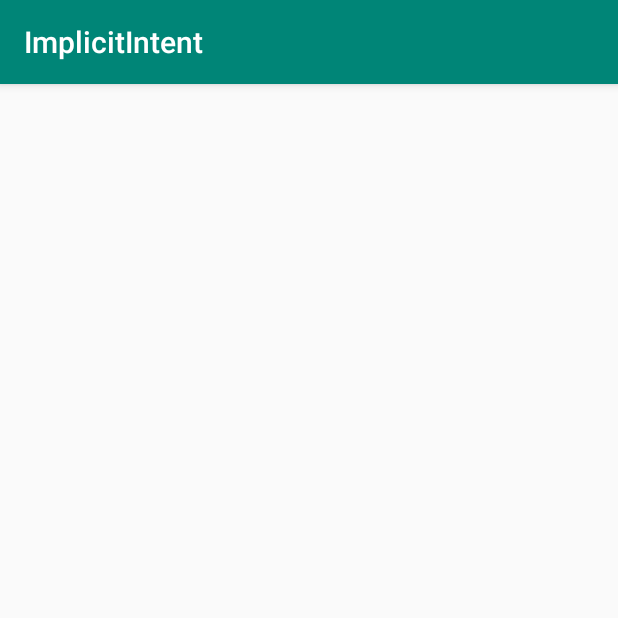
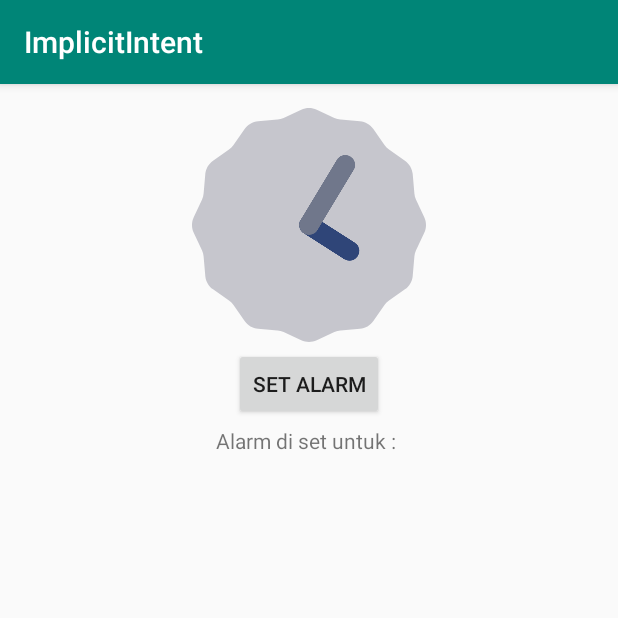
Before and after one commit to intan318/Implicit-Intent, an Android app: the AlarmActivity screen opened directly, with no data from a screen before it, on a phone screen of 412 x 824 dp, the top half of it. Run offline under Robolectric (Android 15) with nearby library versions, the phone set to English and light mode, and no system bars; our stand-ins replace ButterKnife.

Commit message:
added intent for alarm

```diff
--- a/app/src/main/AndroidManifest.xml
+++ b/app/src/main/AndroidManifest.xml
@@ -6,6 +6,7 @@
     <uses-permission android:name="android.permission.ACCESS_NOTIFICATION_POLICY"/>
     <uses-permission android:name="android.permission.ACCESS_WIFI_STATE"/>
     <uses-permission android:name="android.permission.CHANGE_WIFI_STATE"/>
+    <uses-permission android:name="android.permission.SEND_SMS"/>
 
     <application
         android:allowBackup="true"
@@ -21,7 +22,6 @@
         <activity android:name=".EmailActivity" />
         <activity android:name=".CameraActivity" />
         <activity android:name=".AudioManagerActivity" />
-        <activity android:name=".AlarmReceiver" />
         <activity android:name=".AlarmActivity" />
         <activity android:name=".MainActivity">
             <intent-filter>
@@ -30,6 +30,7 @@
                 <category android:name="android.intent.category.LAUNCHER" />
             </intent-filter>
         </activity>
+        <receiver android:name=".AlarmReceiver"/>
     </application>
 
 </manifest>
--- a/app/src/main/java/com/example/implicitintent/AlarmActivity.java
+++ b/app/src/main/java/com/example/implicitintent/AlarmActivity.java
@@ -1,14 +1,77 @@
 package com.example.implicitintent;
+
+
+import android.app.AlarmManager;
+import android.app.PendingIntent;
+import android.app.TimePickerDialog;
+import android.content.Intent;
+import android.os.Bundle;
+import android.widget.AnalogClock;
+import android.widget.Button;
+import android.widget.CalendarView;
+import android.widget.TextView;
+import android.widget.TimePicker;
+import android.widget.Toast;
 
 import androidx.appcompat.app.AppCompatActivity;
 
-import android.os.Bundle;
+import java.util.Calendar;
+
+import butterknife.BindView;
+import butterknife.ButterKnife;
+import butterknife.OnClick;
 
 public class AlarmActivity extends AppCompatActivity {
+
+    @BindView(R.id.analog_clock)
+    AnalogClock analogClock;
+    @BindView(R.id.btnSetAlarm)
+    Button btnSetAlarm;
+    @BindView(R.id.txtSetAlarm)
+    TextView txtSetAlarm;
+    TimePickerDialog timePickerDialog;
 
     @Override
     protected void onCreate(Bundle savedInstanceState) {
         super.onCreate(savedInstanceState);
         setContentView(R.layout.activity_alarm);
+        ButterKnife.bind(this);
+    }
+
+    TimePickerDialog.OnTimeSetListener onTimeSetListener = new TimePickerDialog.OnTimeSetListener() {
+        @Override
+        public void onTimeSet(TimePicker timePicker, int i, int i1) {
+
+            Calendar calnow = Calendar.getInstance();
+            Calendar calset = (Calendar) calnow.clone();
+
+            calset.set(Calendar.HOUR_OF_DAY, i);
+            calset.set(Calendar.MINUTE, i1);
+            calset.set(Calendar.SECOND, 0);
+            calset.set(Calendar.MILLISECOND, 0);
+
+            if (calset.compareTo(calnow) <= 0){
+                calset.add(Calendar.DATE, 1);
+            } else  if (calset.compareTo(calnow)>0) {
+                Toast.makeText(AlarmActivity.this, "alarm diatur", Toast.LENGTH_SHORT).show();
+            }
+
+            txtSetAlarm.setText("Alarm di set untuk: " + calset.getTime());
+
+            Intent intent = new Intent(getBaseContext(), AlarmReceiver.class);
+            PendingIntent pendingIntent = PendingIntent.getBroadcast(getBaseContext(), 1, intent, 0);
+
+            AlarmManager alarmManager = (AlarmManager) getSystemService(ALARM_SERVICE);
+            alarmManager.set(AlarmManager.RTC_WAKEUP, calset.getTimeInMillis(), pendingIntent);
+        }
+    };
+
+    @OnClick(R.id.btnSetAlarm)
+    public void onViewClicked() {
+        Calendar calendar = Calendar.getInstance();
+        timePickerDialog = new TimePickerDialog(this, onTimeSetListener, calendar.get(calendar.HOUR_OF_DAY), calendar.get(Calendar.MINUTE), true);
+
+        timePickerDialog.setTitle("Set Waktu Alarm");
+        timePickerDialog.show();
     }
 }
--- a/app/src/main/java/com/example/implicitintent/MainActivity.java
+++ b/app/src/main/java/com/example/implicitintent/MainActivity.java
@@ -44,6 +44,8 @@ public class MainActivity extends AppCompatActivity {
     public void onViewClicked(View view) {
         switch (view.getId()) {
             case R.id.btnAlarm:
+                Intent intentAlarm = new Intent (MainActivity.this, AlarmActivity.class);
+                startActivity(intentAlarm);
                 break;
             case R.id.btnAudio:
                 Intent i = new Intent (MainActivity.this, AudioManagerActivity.class);
--- a/app/src/main/res/layout/activity_alarm.xml
+++ b/app/src/main/res/layout/activity_alarm.xml
@@ -1,9 +1,35 @@
 <?xml version="1.0" encoding="utf-8"?>
-<androidx.constraintlayout.widget.ConstraintLayout xmlns:android="http://schemas.android.com/apk/res/android"
+<LinearLayout xmlns:android="http://schemas.android.com/apk/res/android"
     xmlns:app="http://schemas.android.com/apk/res-auto"
     xmlns:tools="http://schemas.android.com/tools"
     android:layout_width="match_parent"
     android:layout_height="match_parent"
+    android:orientation="vertical"
+    android:padding="16dp"
     tools:context=".AlarmActivity">
 
-</androidx.constraintlayout.widget.ConstraintLayout>
+    <AnalogClock
+        android:id="@+id/analog_clock"
+        android:layout_width="156dp"
+        android:layout_height="156dp"
+        android:layout_gravity="center"
+        />
+
+    <Button
+        android:id="@+id/btnSetAlarm"
+        android:layout_width="wrap_content"
+        android:layout_height="wrap_content"
+        android:text="Set Alarm"
+        android:layout_gravity="center"
+        android:layout_margin="4dp"
+        />
+
+    <TextView
+        android:id="@+id/txtSetAlarm"
+        android:layout_width="wrap_content"
+        android:layout_height="wrap_content"
+        android:text="Alarm di set untuk : "
+        android:layout_gravity="center"
+        />
+
+</LinearLayout>
```
Also changed, not shown: app/src/main/java/com/example/implicitintent/AlarmReceiver.java (+11 -4 lines), app/src/main/res/layout/activity_alarm_receiver.xml (deleted, +0 -9 lines), 1 other file.
